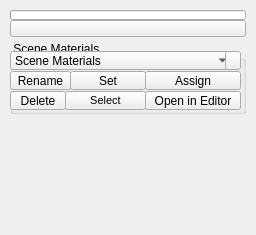
Qt form ui/1_base_menus/2_sub_menus/3_main_menus/materials.ui (m3trik/Scripts_portable) before a commit.
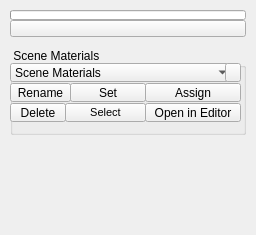
The same form after that commit. Custom widgets are drawn as their Qt base class.

```diff
--- a/ui/1_base_menus/2_sub_menus/3_main_menus/materials.ui
+++ b/ui/1_base_menus/2_sub_menus/3_main_menus/materials.ui
@@ -78,7 +78,7 @@
        <property name="minimumSize">
         <size>
          <width>0</width>
-         <height>73</height>
+         <height>87</height>
         </size>
        </property>
        <property name="maximumSize">
@@ -97,7 +97,7 @@
         <property name="geometry">
          <rect>
           <x>135</x>
-          <y>30</y>
+          <y>35</y>
           <width>96</width>
           <height>19</height>
          </rect>
@@ -122,7 +122,7 @@
         <property name="geometry">
          <rect>
           <x>60</x>
-          <y>30</y>
+          <y>35</y>
           <width>76</width>
           <height>19</height>
          </rect>
@@ -153,7 +153,7 @@
         <property name="geometry">
          <rect>
           <x>55</x>
-          <y>50</y>
+          <y>55</y>
           <width>81</width>
           <height>19</height>
          </rect>
@@ -190,7 +190,7 @@
         <property name="geometry">
          <rect>
           <x>0</x>
-          <y>50</y>
+          <y>55</y>
           <width>56</width>
           <height>19</height>
          </rect>
@@ -221,7 +221,7 @@
         <property name="geometry">
          <rect>
           <x>135</x>
-          <y>50</y>
+          <y>55</y>
           <width>96</width>
           <height>19</height>
          </rect>
@@ -252,7 +252,7 @@
         <property name="geometry">
          <rect>
           <x>0</x>
-          <y>30</y>
+          <y>35</y>
           <width>61</width>
           <height>19</height>
          </rect>
@@ -283,7 +283,7 @@
         <property name="geometry">
          <rect>
           <x>0</x>
-          <y>10</y>
+          <y>15</y>
           <width>224</width>
           <height>19</height>
          </rect>
@@ -328,7 +328,7 @@
         <property name="geometry">
          <rect>
           <x>215</x>
-          <y>10</y>
+          <y>15</y>
           <width>16</width>
           <height>19</height>
          </rect>
@@ -442,11 +442,6 @@
    <extends>QPushButton</extends>
    <header>widgets.qpushbutton_draggable.h</header>
   </customwidget>
-  <customwidget>
-   <class>QComboBox_</class>
-   <extends>QComboBox</extends>
-   <header>widgets.qcombobox_.h</header>
-  </customwidget>
   <customwidget>
    <class>QProgressBar_</class>
    <extends>QProgressBar</extends>
@@ -457,6 +452,11 @@
    <extends>QToolButton</extends>
    <header>widgets.qtoolbutton_.h</header>
   </customwidget>
+  <customwidget>
+   <class>QComboBox_</class>
+   <extends>QComboBox</extends>
+   <header>widgets.qcombobox_.h</header>
+  </customwidget>
  </customwidgets>
  <resources/>
  <connections/>
```
Left out of the diff: 2 changed lines with no effect on the pictures.
